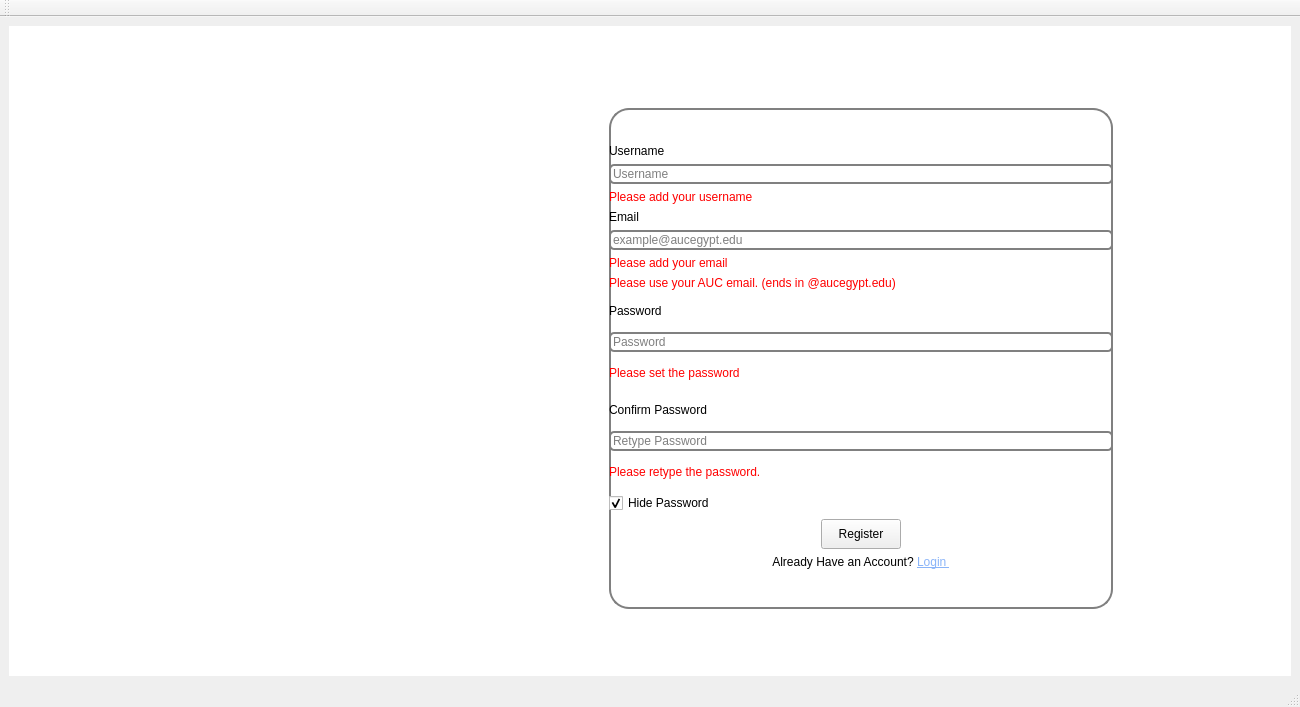
Youssef2778/Rate-AUC-Professors-2.0, file Rate_AUC/mainwindow.ui: the form before one commit.
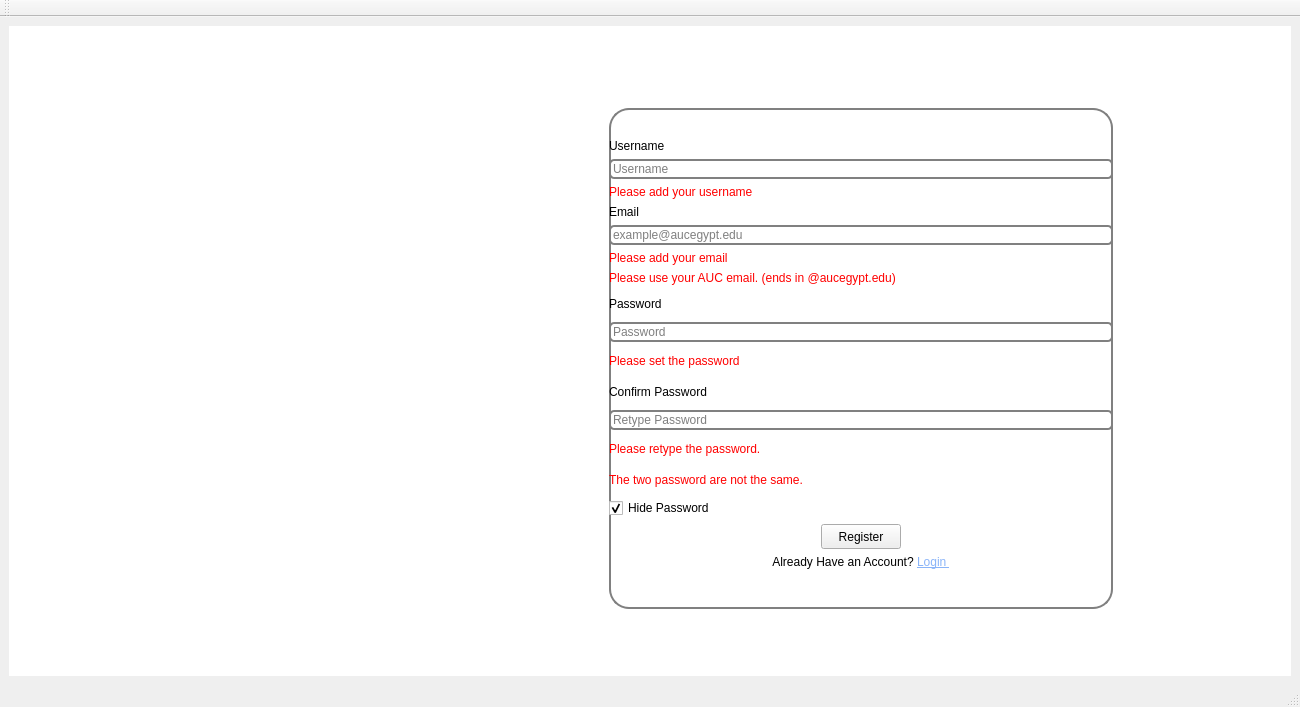
The form after the commit. Icons and pictures are not drawn.

Commit message: Complete the Client-side validation of the register page

What changed in the file:
```diff
--- a/Rate_AUC/mainwindow.ui
+++ b/Rate_AUC/mainwindow.ui
@@ -234,7 +234,7 @@
 width: 100px;
 }
 
-QLabel#empty_email_error, #empty_username_error, #auc_email_error, #empty_pass_error, #empty_confPass_error{color: red}
+QLabel#empty_email_error, #empty_username_error, #auc_email_error, #empty_pass_error, #empty_confPass_error, #unequal_pass_error{color: red}
 
 </string>
        </property>
@@ -388,6 +388,13 @@
              </property>
             </widget>
            </item>
+           <item>
+            <widget class="QLabel" name="unequal_pass_error">
+             <property name="text">
+              <string>The two password are not the same.</string>
+             </property>
+            </widget>
+           </item>
            <item>
             <widget class="QCheckBox" name="checkBox_6">
              <property name="text">
```
The commit also changes 1 other file.
